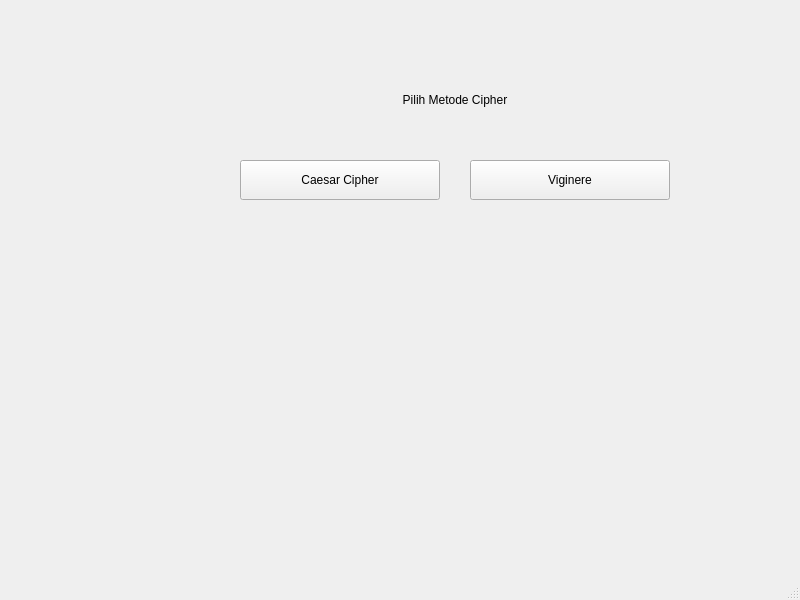
Old version of the form mainwindow.ui in the repository Aracellii/projekkripto.
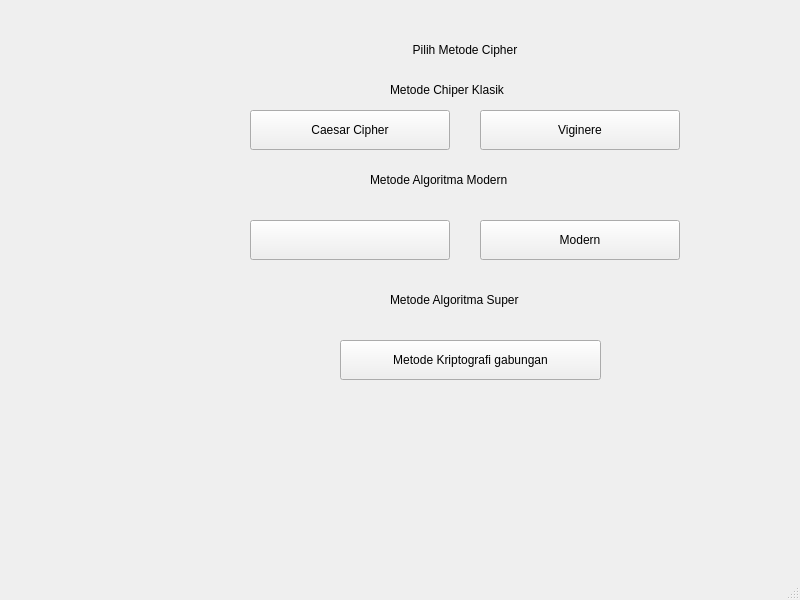
New version of the form.

What changed in the file:
```diff
--- a/mainwindow.ui
+++ b/mainwindow.ui
@@ -17,8 +17,8 @@
    <widget class="QStackedWidget" name="stackedWidget">
     <property name="geometry">
      <rect>
-      <x>50</x>
-      <y>30</y>
+      <x>70</x>
+      <y>0</y>
       <width>800</width>
       <height>550</height>
      </rect>
@@ -27,8 +27,8 @@
      <widget class="QPushButton" name="pushButtonCaesar">
       <property name="geometry">
        <rect>
-        <x>190</x>
-        <y>130</y>
+        <x>180</x>
+        <y>110</y>
         <width>200</width>
         <height>40</height>
        </rect>
@@ -40,8 +40,8 @@
      <widget class="QPushButton" name="pushButtonViginere">
       <property name="geometry">
        <rect>
-        <x>420</x>
-        <y>130</y>
+        <x>410</x>
+        <y>110</y>
         <width>200</width>
         <height>40</height>
        </rect>
@@ -53,8 +53,8 @@
      <widget class="QLabel" name="labelChoice">
       <property name="geometry">
        <rect>
-        <x>280</x>
-        <y>50</y>
+        <x>270</x>
+        <y>30</y>
         <width>250</width>
         <height>40</height>
        </rect>
@@ -66,6 +66,84 @@
        <set>Qt::AlignmentFlag::AlignCenter</set>
       </property>
      </widget>
+     <widget class="QLabel" name="label">
+      <property name="geometry">
+       <rect>
+        <x>320</x>
+        <y>80</y>
+        <width>151</width>
+        <height>20</height>
+       </rect>
+      </property>
+      <property name="text">
+       <string>Metode Chiper Klasik</string>
+      </property>
+     </widget>
+     <widget class="QLabel" name="label_2">
+      <property name="geometry">
+       <rect>
+        <x>300</x>
+        <y>170</y>
+        <width>191</width>
+        <height>20</height>
+       </rect>
+      </property>
+      <property name="text">
+       <string>Metode Algoritma Modern</string>
+      </property>
+     </widget>
+     <widget class="QPushButton" name="pushButtonModern1">
+      <property name="geometry">
+       <rect>
+        <x>180</x>
+        <y>220</y>
+        <width>200</width>
+        <height>40</height>
+       </rect>
+      </property>
+      <property name="text">
+       <string/>
+      </property>
+     </widget>
+     <widget class="QPushButton" name="pushButtonModern2">
+      <property name="geometry">
+       <rect>
+        <x>410</x>
+        <y>220</y>
+        <width>200</width>
+        <height>40</height>
+       </rect>
+      </property>
+      <property name="text">
+       <string>Modern</string>
+      </property>
+     </widget>
+     <widget class="QLabel" name="label_3">
+      <property name="geometry">
+       <rect>
+        <x>320</x>
+        <y>290</y>
+        <width>171</width>
+        <height>20</height>
+       </rect>
+      </property>
+      <property name="text">
+       <string>Metode Algoritma Super</string>
+      </property>
+     </widget>
+     <widget class="QPushButton" name="pushButtonGabungan">
+      <property name="geometry">
+       <rect>
+        <x>270</x>
+        <y>340</y>
+        <width>261</width>
+        <height>40</height>
+       </rect>
+      </property>
+      <property name="text">
+       <string>Metode Kriptografi gabungan</string>
+      </property>
+     </widget>
     </widget>
     <widget class="QWidget" name="page_2">
      <widget class="QLineEdit" name="lineEditInput">
```
Left out of the diff: 3 changed lines with no effect on the pictures.
